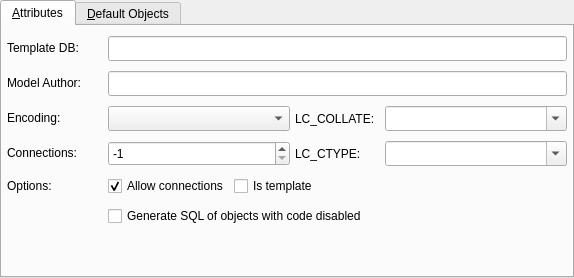
First picture: the form in libs/libgui/ui/dbobjects/databasewidget.ui, repository maniac787/pgmodeler, before the edit.
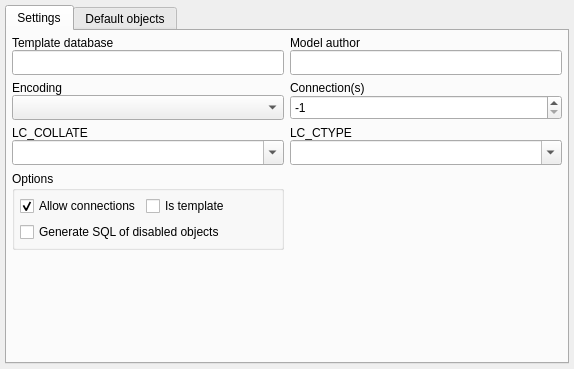
Second picture: the form after the edit. Icons and pictures are not drawn.

Commit message:
Minor improvement in GuiUtilsNs::configureWidgetFont and GuiUtilsNs::configureWidgetsFont to allow passing font style flags bold and italic
Created the struct BaseObjectWidget::FieldLayoutCfg to store settgins
regarding field positions in layouts during instantiation of editing
forms

Refactored the DatabaseWidget UI (WIP)

```diff
--- a/libs/libgui/ui/dbobjects/databasewidget.ui
+++ b/libs/libgui/ui/dbobjects/databasewidget.ui
@@ -7,7 +7,7 @@
     <x>0</x>
     <y>0</y>
     <width>574</width>
-    <height>278</height>
+    <height>369</height>
    </rect>
   </property>
   <property name="minimumSize">
@@ -18,16 +18,16 @@
   </property>
   <layout class="QGridLayout" name="database_grid">
    <property name="leftMargin">
-    <number>0</number>
+    <number>5</number>
    </property>
    <property name="topMargin">
-    <number>0</number>
+    <number>5</number>
    </property>
    <property name="rightMargin">
-    <number>0</number>
+    <number>5</number>
    </property>
    <property name="bottomMargin">
-    <number>0</number>
+    <number>5</number>
    </property>
    <property name="spacing">
     <number>5</number>
@@ -49,7 +49,7 @@
         <normaloff>:/icons/icons/attribute.png</normaloff>:/icons/icons/attribute.png</iconset>
       </attribute>
       <attribute name="title">
-       <string>&amp;Attributes</string>
+       <string>Settings</string>
       </attribute>
       <layout class="QGridLayout" name="gridLayout">
        <property name="leftMargin">
@@ -64,27 +64,89 @@
        <property name="bottomMargin">
         <number>5</number>
        </property>
+       <item row="1" column="1">
+        <layout class="QVBoxLayout" name="connlimit_lt">
        <property name="spacing">
-        <number>5</number>
-       </property>
+          <number>0</number>
+         </property>
+         <item>
+          <widget class="QLabel" name="connlim_lbl">
+           <property name="sizePolicy">
+            <sizepolicy hsizetype="Fixed" vsizetype="Fixed">
+             <horstretch>0</horstretch>
+             <verstretch>0</verstretch>
+            </sizepolicy>
+           </property>
+           <property name="minimumSize">
+            <size>
+             <width>96</width>
+             <height>0</height>
+            </size>
+           </property>
+           <property name="font">
+            <font>
+             <italic>false</italic>
+             <bold>false</bold>
+            </font>
+           </property>
+           <property name="text">
+            <string>Connection(s)</string>
+           </property>
+          </widget>
+         </item>
+         <item>
+          <widget class="QSpinBox" name="connlim_sb">
+           <property name="minimumSize">
+            <size>
+             <width>0</width>
+             <height>25</height>
+            </size>
+           </property>
+           <property name="minimum">
+            <number>-1</number>
+           </property>
+           <property name="maximum">
+            <number>65535</number>
+           </property>
+           <property name="value">
+            <number>-1</number>
+           </property>
+          </widget>
+         </item>
+        </layout>
+       </item>
        <item row="2" column="1">
-        <widget class="QComboBox" name="encoding_cmb">
+        <layout class="QVBoxLayout" name="lc_ctype_lt">
+         <property name="spacing">
+          <number>0</number>
+         </property>
+         <item>
+          <widget class="QLabel" name="lcctype_lbl">
+           <property name="sizePolicy">
+            <sizepolicy hsizetype="Fixed" vsizetype="Preferred">
+             <horstretch>0</horstretch>
+             <verstretch>0</verstretch>
+            </sizepolicy>
+           </property>
          <property name="minimumSize">
           <size>
-           <width>0</width>
-           <height>25</height>
-          </size>
-         </property>
-         <property name="iconSize">
-          <size>
-           <width>28</width>
-           <height>28</height>
-          </size>
+             <width>70</width>
+             <height>0</height>
+            </size>
+           </property>
+           <property name="font">
+            <font>
+             <italic>false</italic>
+             <bold>false</bold>
+            </font>
+           </property>
+           <property name="text">
+            <string>LC_CTYPE</string>
          </property>
         </widget>
        </item>
-       <item row="2" column="3">
-        <widget class="QComboBox" name="lccollate_cmb">
+         <item>
+          <widget class="QComboBox" name="lcctype_cmb">
          <property name="minimumSize">
           <size>
            <width>0</width>
@@ -105,7 +167,66 @@
          </property>
         </widget>
        </item>
-       <item row="4" column="1" colspan="3">
+        </layout>
+       </item>
+       <item row="0" column="1">
+        <layout class="QVBoxLayout" name="author_lt">
+         <property name="spacing">
+          <number>0</number>
+         </property>
+         <item>
+          <widget class="QLabel" name="author_lbl">
+           <property name="sizePolicy">
+            <sizepolicy hsizetype="Fixed" vsizetype="Fixed">
+             <horstretch>0</horstretch>
+             <verstretch>0</verstretch>
+            </sizepolicy>
+           </property>
+           <property name="text">
+            <string>Model author</string>
+           </property>
+          </widget>
+         </item>
+         <item>
+          <widget class="QLineEdit" name="author_edt">
+           <property name="minimumSize">
+            <size>
+             <width>0</width>
+             <height>25</height>
+            </size>
+           </property>
+           <property name="clearButtonEnabled">
+            <bool>true</bool>
+           </property>
+          </widget>
+         </item>
+        </layout>
+       </item>
+       <item row="3" column="0">
+        <widget class="QGroupBox" name="groupBox">
+         <property name="sizePolicy">
+          <sizepolicy hsizetype="Expanding" vsizetype="Fixed">
+           <horstretch>0</horstretch>
+           <verstretch>0</verstretch>
+          </sizepolicy>
+         </property>
+         <property name="title">
+          <string>Options</string>
+         </property>
+         <layout class="QVBoxLayout" name="verticalLayout_7">
+          <property name="leftMargin">
+           <number>5</number>
+          </property>
+          <property name="topMargin">
+           <number>5</number>
+          </property>
+          <property name="rightMargin">
+           <number>5</number>
+          </property>
+          <property name="bottomMargin">
+           <number>5</number>
+          </property>
+          <item>
         <layout class="QHBoxLayout" name="horizontalLayout">
          <property name="spacing">
           <number>5</number>
@@ -142,32 +263,25 @@
          </item>
         </layout>
        </item>
-       <item row="3" column="2">
-        <widget class="QLabel" name="lcctype_lbl">
-         <property name="sizePolicy">
-          <sizepolicy hsizetype="Fixed" vsizetype="Preferred">
-           <horstretch>0</horstretch>
-           <verstretch>0</verstretch>
-          </sizepolicy>
-         </property>
-         <property name="minimumSize">
-          <size>
-           <width>70</width>
-           <height>0</height>
-          </size>
-         </property>
-         <property name="font">
-          <font>
-           <italic>false</italic>
-           <bold>false</bold>
-          </font>
-         </property>
+          <item>
+           <widget class="QCheckBox" name="gen_sql_dis_objs_chk">
          <property name="text">
-          <string>LC_CTYPE:</string>
-         </property>
-        </widget>
-       </item>
-       <item row="2" column="2">
+             <string>Generate SQL of disabled objects</string>
+            </property>
+            <property name="checked">
+             <bool>false</bool>
+            </property>
+           </widget>
+          </item>
+         </layout>
+        </widget>
+       </item>
+       <item row="2" column="0">
+        <layout class="QVBoxLayout" name="lc_collate_lt">
+         <property name="spacing">
+          <number>0</number>
+         </property>
+         <item>
         <widget class="QLabel" name="lccollate_lbl">
          <property name="sizePolicy">
           <sizepolicy hsizetype="Fixed" vsizetype="Preferred">
@@ -188,56 +302,12 @@
           </font>
          </property>
          <property name="text">
-          <string>LC_COLLATE:</string>
+            <string>LC_COLLATE</string>
          </property>
         </widget>
        </item>
-       <item row="3" column="1">
-        <widget class="QSpinBox" name="connlim_sb">
-         <property name="minimumSize">
-          <size>
-           <width>0</width>
-           <height>25</height>
-          </size>
-         </property>
-         <property name="minimum">
-          <number>-1</number>
-         </property>
-         <property name="maximum">
-          <number>65535</number>
-         </property>
-         <property name="value">
-          <number>-1</number>
-         </property>
-        </widget>
-       </item>
-       <item row="3" column="0">
-        <widget class="QLabel" name="connlim_lbl">
-         <property name="sizePolicy">
-          <sizepolicy hsizetype="Fixed" vsizetype="Fixed">
-           <horstretch>0</horstretch>
-           <verstretch>0</verstretch>
-          </sizepolicy>
-         </property>
-         <property name="minimumSize">
-          <size>
-           <width>96</width>
-           <height>0</height>
-          </size>
-         </property>
-         <property name="font">
-          <font>
-           <italic>false</italic>
-           <bold>false</bold>
-          </font>
-         </property>
-         <property name="text">
-          <string>Connections:</string>
-         </property>
-        </widget>
-       </item>
-       <item row="3" column="3">
-        <widget class="QComboBox" name="lcctype_cmb">
+         <item>
+          <widget class="QComboBox" name="lccollate_cmb">
          <property name="minimumSize">
           <size>
            <width>0</width>
@@ -258,7 +328,14 @@
          </property>
         </widget>
        </item>
-       <item row="2" column="0">
+        </layout>
+       </item>
+       <item row="1" column="0">
+        <layout class="QVBoxLayout" name="encoding_lt">
+         <property name="spacing">
+          <number>0</number>
+         </property>
+         <item>
         <widget class="QLabel" name="encoding_lbl">
          <property name="sizePolicy">
           <sizepolicy hsizetype="Fixed" vsizetype="Fixed">
@@ -273,11 +350,53 @@
           </size>
          </property>
          <property name="text">
-          <string>Encoding:</string>
+            <string>Encoding</string>
          </property>
         </widget>
        </item>
-       <item row="0" column="1" colspan="3">
+         <item>
+          <widget class="QComboBox" name="encoding_cmb">
+           <property name="minimumSize">
+            <size>
+             <width>0</width>
+             <height>25</height>
+            </size>
+           </property>
+           <property name="iconSize">
+            <size>
+             <width>28</width>
+             <height>28</height>
+            </size>
+           </property>
+          </widget>
+         </item>
+        </layout>
+       </item>
+       <item row="0" column="0">
+        <layout class="QVBoxLayout" name="template_db_lt">
+         <property name="spacing">
+          <number>0</number>
+         </property>
+         <item>
+          <widget class="QLabel" name="templatedb_lbl">
+           <property name="sizePolicy">
+            <sizepolicy hsizetype="Fixed" vsizetype="Fixed">
+             <horstretch>0</horstretch>
+             <verstretch>0</verstretch>
+            </sizepolicy>
+           </property>
+           <property name="minimumSize">
+            <size>
+             <width>96</width>
+             <height>0</height>
+            </size>
+           </property>
+           <property name="text">
+            <string>Template database</string>
+           </property>
+          </widget>
+         </item>
+         <item>
         <widget class="QLineEdit" name="templatedb_edt">
          <property name="minimumSize">
           <size>
@@ -290,52 +409,13 @@
          </property>
         </widget>
        </item>
-       <item row="4" column="0">
-        <widget class="QLabel" name="options_lbl">
-         <property name="sizePolicy">
-          <sizepolicy hsizetype="Fixed" vsizetype="Fixed">
-           <horstretch>0</horstretch>
-           <verstretch>0</verstretch>
-          </sizepolicy>
-         </property>
-         <property name="minimumSize">
-          <size>
-           <width>96</width>
-           <height>0</height>
-          </size>
-         </property>
-         <property name="font">
-          <font>
-           <italic>false</italic>
-           <bold>false</bold>
-          </font>
-         </property>
-         <property name="text">
-          <string>Options:</string>
-         </property>
-        </widget>
+        </layout>
        </item>
-       <item row="1" column="1" colspan="3">
-        <widget class="QLineEdit" name="author_edt">
-         <property name="minimumSize">
-          <size>
-           <width>0</width>
-           <height>25</height>
-          </size>
-         </property>
-         <property name="clearButtonEnabled">
-          <bool>true</bool>
-         </property>
-        </widget>
-       </item>
-       <item row="6" column="1" colspan="2">
+       <item row="4" column="0" colspan="2">
         <spacer name="verticalSpacer">
          <property name="orientation">
           <enum>Qt::Orientation::Vertical</enum>
          </property>
-         <property name="sizeType">
-          <enum>QSizePolicy::Policy::Preferred</enum>
-         </property>
          <property name="sizeHint" stdset="0">
           <size>
            <width>20</width>
@@ -344,56 +424,7 @@
          </property>
         </spacer>
        </item>
-       <item row="1" column="0">
-        <widget class="QLabel" name="author_lbl">
-         <property name="sizePolicy">
-          <sizepolicy hsizetype="Fixed" vsizetype="Fixed">
-           <horstretch>0</horstretch>
-           <verstretch>0</verstretch>
-          </sizepolicy>
-         </property>
-         <property name="text">
-          <string>Model Author:</string>
-         </property>
-        </widget>
-       </item>
-       <item row="0" column="0">
-        <widget class="QLabel" name="templatedb_lbl">
-         <property name="sizePolicy">
-          <sizepolicy hsizetype="Fixed" vsizetype="Fixed">
-           <horstretch>0</horstretch>
-           <verstretch>0</verstretch>
-          </sizepolicy>
-         </property>
-         <property name="minimumSize">
-          <size>
-           <width>96</width>
-           <height>0</height>
-          </size>
-         </property>
-         <property name="text">
-          <string>Template DB:</string>
-         </property>
-        </widget>
-       </item>
-       <item row="5" column="1" colspan="3">
-        <layout class="QHBoxLayout" name="horizontalLayout_2">
-         <property name="spacing">
-          <number>5</number>
-         </property>
-         <item>
-          <widget class="QCheckBox" name="gen_sql_dis_objs_chk">
-           <property name="text">
-            <string>Generate SQL of objects with code disabled</string>
-           </property>
-           <property name="checked">
-            <bool>false</bool>
-           </property>
-          </widget>
-         </item>
-        </layout>
-       </item>
-      </layout>
+      </layout>
      </widget>
      <widget class="QWidget" name="tab_2">
       <attribute name="icon">
@@ -401,7 +432,7 @@
         <normaloff>:/icons/icons/objects.png</normaloff>:/icons/icons/objects.png</iconset>
       </attribute>
       <attribute name="title">
-       <string>&amp;Default Objects</string>
+       <string>Default objects</string>
       </attribute>
       <layout class="QGridLayout" name="gridLayout_2">
        <property name="leftMargin">
```
Left out of the diff: 93 changed lines with no effect on the pictures. Lines whose indentation alone changed are shown as unchanged. The commit also changes 7 other files.
